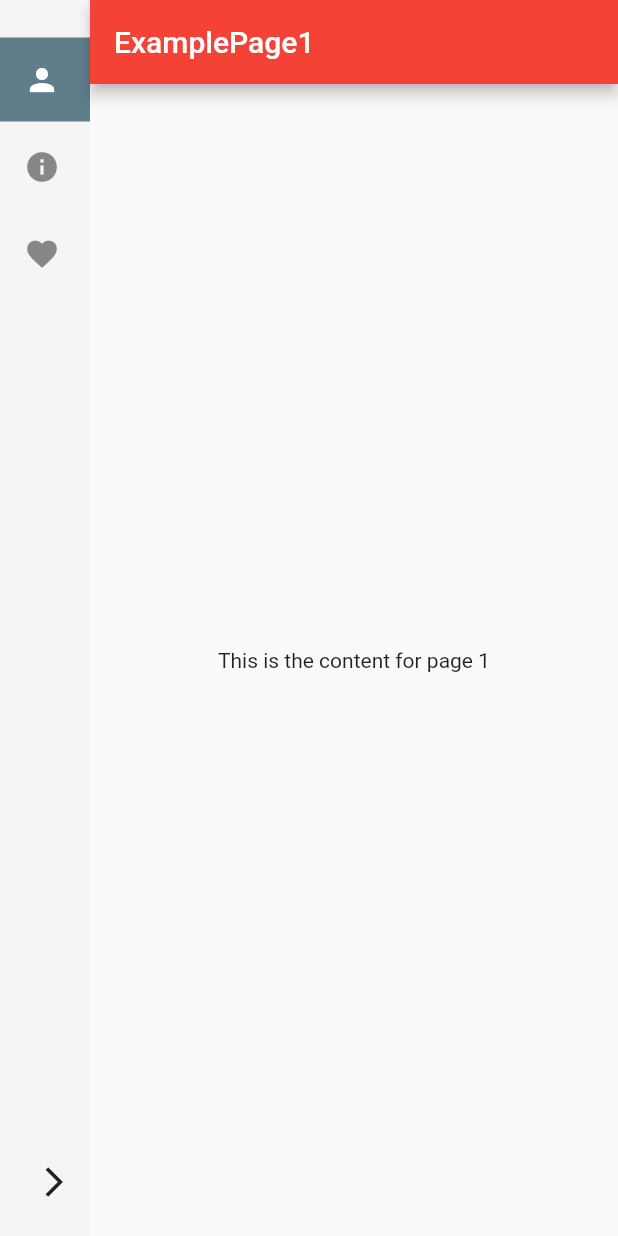
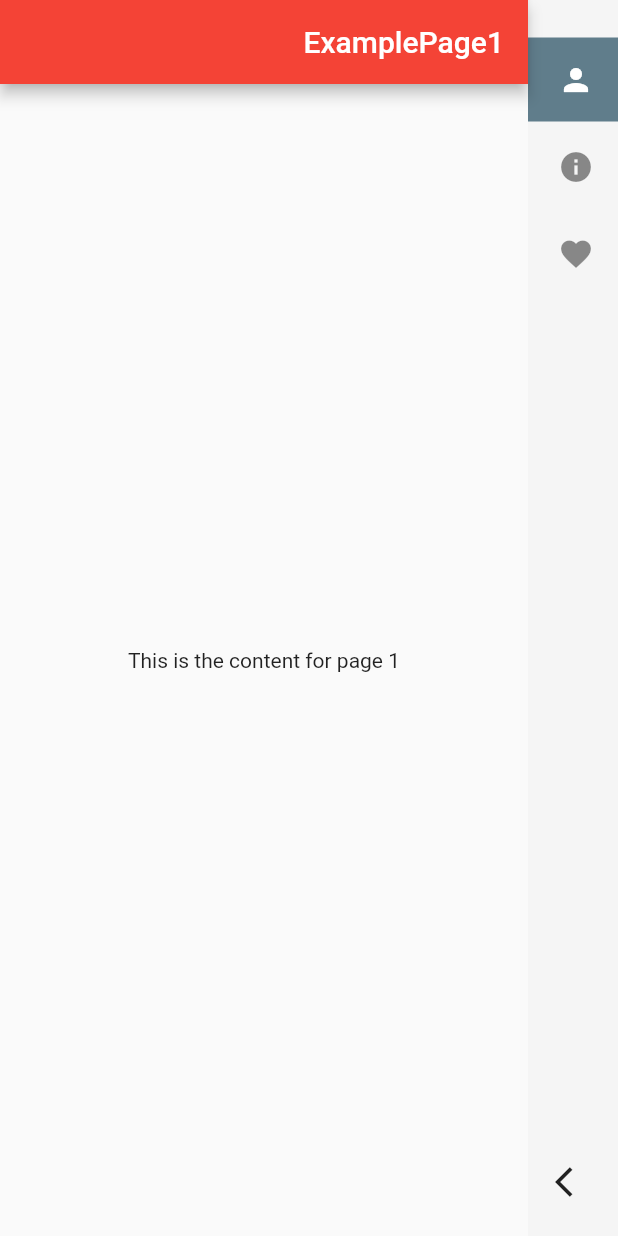
Before and after one commit to kfiross/flutter_sidenav, a Flutter app: the screen it shows after launch, on a phone screen of 412 x 824 dp. Run offline on Flutter 3.47's test engine with Material 2 defaults, Android fonts, the phone set to English and light mode, and no system bars.

Commit message:
migrated to null-safety

```diff
--- a/example/lib/main.dart
+++ b/example/lib/main.dart
@@ -1,4 +1,5 @@
 import 'package:flutter/material.dart';
+import 'package:flutter_localizations/flutter_localizations.dart';
 import 'package:flutter_sidenav/flutter_sidenav.dart';
 
 void main() {
@@ -9,6 +10,16 @@ class MyApp extends StatelessWidget {
   @override
   Widget build(BuildContext context) {
     return MaterialApp(
+      locale: Locale("he"),
+      supportedLocales: [
+        Locale("he", "")
+      ],
+      localizationsDelegates: [
+        // AppLocalizationsDelegate(),
+        GlobalMaterialLocalizations.delegate,
+        GlobalWidgetsLocalizations.delegate,
+        // const FallbackCupertinoLocalisationsDelegate(),
+      ],
       home: SideBarScaffold(
         selectedColor: Colors.blueGrey,
         backgroundColor: Colors.grey[100],
--- a/example/pubspec.yaml
+++ b/example/pubspec.yaml
@@ -22,6 +22,9 @@ environment:
 
 dependencies:
   flutter:
+    sdk: flutter
+
+  flutter_localizations:
     sdk: flutter
 
   flutter_sidenav:
--- a/lib/flutter_sidenav.dart
+++ b/lib/flutter_sidenav.dart
@@ -3,9 +3,9 @@ library flutter_sidenav;
 import 'package:flutter/material.dart';
 
 class SideNavItem {
-  final String name;
-  final IconData iconData;
-  final Widget page;
+  final String? name;
+  final IconData? iconData;
+  final Widget? page;
 
   const SideNavItem({
     this.name,
@@ -19,22 +19,22 @@ class SideBar extends StatefulWidget {
   final double sideBarWidth;
   final double sideBarCollapsedWidth;
 
-  final Widget currentItem;
+  final Widget? currentItem;
 
   final List<SideNavItem> items;
-  final Function show;
+  final Function? show;
 
   final int selectedIndex;
-  final Color selectedColor;
+  final Color? selectedColor;
 
   SideBar({
     this.backgroundColor = Colors.blueGrey,
-    @required this.currentItem,
-    @required this.items,
+    required this.currentItem,
+    required this.items,
     this.sideBarCollapsedWidth = 60,
     this.sideBarWidth = 180,
     this.show,
-    this.selectedIndex,
+    this.selectedIndex = 0,
     this.selectedColor = Colors.transparent,
   });
 
@@ -47,8 +47,8 @@ class _SideBarState extends State<SideBar> with SingleTickerProviderStateMixin {
   bool showText = false;
   bool _first = true;
 
-  AnimationController _controller;
-  Animation<double> _animation;
+  late AnimationController _controller;
+  late Animation<double> _animation;
 
   @override
   void initState() {
@@ -95,7 +95,7 @@ class _SideBarState extends State<SideBar> with SingleTickerProviderStateMixin {
       elevation: 4,
       child: Row(children: [
         AnimatedContainer(
-          duration: _controller.duration,
+          duration: _controller.duration!,
           color: widget.backgroundColor,
           width:
               isCollapsed ? widget.sideBarCollapsedWidth : widget.sideBarWidth,
@@ -120,7 +120,7 @@ class _SideBarState extends State<SideBar> with SingleTickerProviderStateMixin {
                                 ? null
                                 : widget.selectedColor,
                             title: Text(
-                              item.name,
+                              item.name!,
                               style: TextStyle(
                                 color: widget.selectedIndex == index
                                     ? Colors.white
@@ -133,7 +133,7 @@ class _SideBarState extends State<SideBar> with SingleTickerProviderStateMixin {
                                   ? Colors.white
                                   : null,
                             ),
-                            onPressed: () => widget.show(index),
+                            onPressed: () => widget.show!(index),
                           );
                           return MapEntry<int, Widget>(index, view);
                         })
@@ -161,17 +161,13 @@ class _SideBarState extends State<SideBar> with SingleTickerProviderStateMixin {
                                         ? 8
                                         : 8,
                               ),
-                              child: Directionality(
-                                textDirection: _first
-                                    ? TextDirection.ltr
-                                    : TextDirection.rtl,
-                                child: Icon(Icons.arrow_back_ios,
-                                    size: 24,
-                                    textDirection:
-                                        appLocale.languageCode == "he"
-                                            ? TextDirection.ltr
-                                            : TextDirection.rtl),
-                              )),
+                              child: Icon(
+                                  _first ? Icons.arrow_back_ios : Icons.arrow_forward_ios,
+                                  size: 24,
+                                  textDirection:
+                                      appLocale.languageCode == "he"
+                                          ? TextDirection.ltr
+                                          : TextDirection.rtl)),
                           onPressed: () {
                             _controller.forward(
                               from: 0,
@@ -190,24 +186,24 @@ class _SideBarState extends State<SideBar> with SingleTickerProviderStateMixin {
             ),
           ),
         ),
-        Expanded(child: widget.currentItem)
+        Expanded(child: widget.currentItem!)
       ]),
     );
   }
 }
 
 class NavItemTile extends StatelessWidget {
-  final Color hoverColor;
+  final Color? hoverColor;
   final Widget title;
   final Widget icon;
   final bool isCollapsed;
-  final Function onPressed;
-  final Color selectedColor;
+  final Function? onPressed;
+  final Color? selectedColor;
 
   NavItemTile(
-      {@required this.isCollapsed,
-      @required this.title,
-      @required this.icon,
+      {required this.isCollapsed,
+      required this.title,
+      required this.icon,
       this.onPressed,
       this.hoverColor,
       this.selectedColor});
@@ -216,10 +212,11 @@ class NavItemTile extends StatelessWidget {
   Widget build(BuildContext context) {
     return Container(
       height: 58,
-      child: FlatButton(
-        padding: EdgeInsets.all(0),
-        onPressed: onPressed,
-        hoverColor: hoverColor,
+      child: TextButton(
+        style: TextButton.styleFrom(
+          padding: EdgeInsets.all(0),
+        ),
+        onPressed: onPressed as void Function()?,
         child: ListTile(
           selected: selectedColor != null,
           selectedTileColor: selectedColor,
@@ -234,14 +231,14 @@ class NavItemTile extends StatelessWidget {
 class SideBarScaffold extends StatefulWidget {
   final List<SideNavItem> items;
   final Color backgroundColor;
-  final Color selectedColor;
+  final Color? selectedColor;
   final double sideBarWidth;
 
   const SideBarScaffold({
-    Key key,
+    Key? key,
     this.backgroundColor = Colors.blueGrey,
     this.sideBarWidth = 180,
-    @required this.items,
+    required this.items,
     this.selectedColor,
   }) : super(key: key);
 
@@ -250,14 +247,13 @@ class SideBarScaffold extends StatefulWidget {
 }
 
 class _SideBarScaffoldState extends State<SideBarScaffold> {
-  Widget currentItem;
-  int currentItemIndex;
+  Widget? currentItem;
+  int currentItemIndex = 0;
 
   @override
   void initState() {
     super.initState();
     currentItem = widget.items.first.page;
-    currentItemIndex = 0;
   }
 
   void show(int index) {
--- a/pubspec.yaml
+++ b/pubspec.yaml
@@ -4,8 +4,8 @@ version: 1.0.0
 homepage: https://github.com/kfiross/flutter_sidenav
 
 environment:
-  sdk: ">=2.7.0 <3.0.0"
-  flutter: ">=1.17.0 <2.0.0"
+  sdk: ">=2.12.0 <3.0.0"
+#  flutter: ">=1.17.0 <2.0.0"
 
 dependencies:
   flutter:
```
Also changed, not shown: example/pubspec.lock, pubspec.lock.
